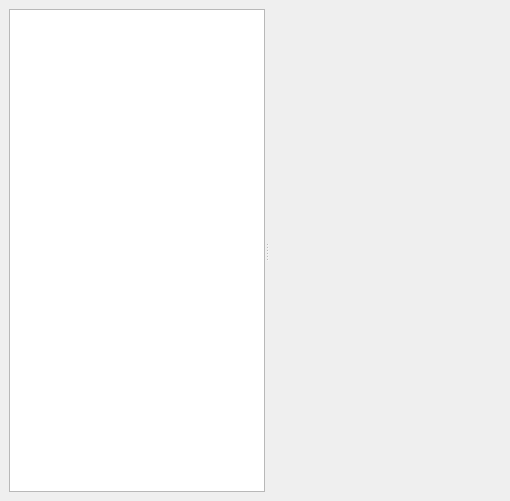
The window that src/krenameplugins.ui (KDE/krename) describes before a commit, drawn with Qt 5.
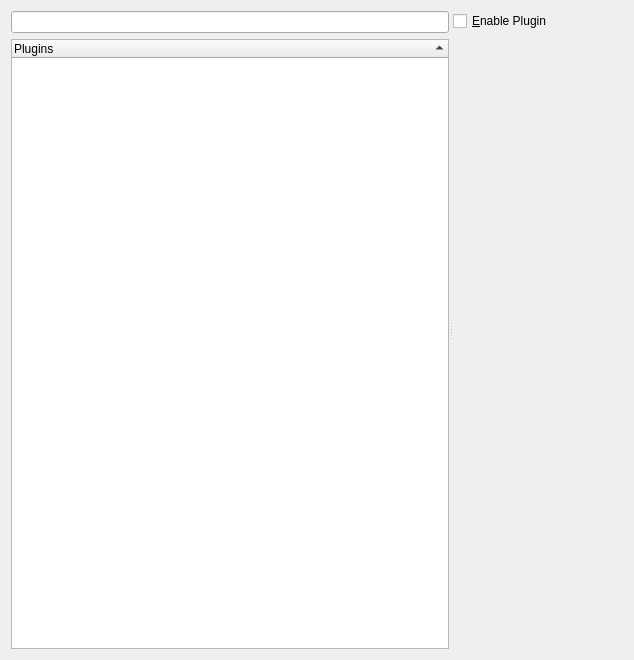
The same window after the commit. Custom widgets are drawn as their Qt base class.

Diff of the .ui file:
```diff
--- a/src/krenameplugins.ui
+++ b/src/krenameplugins.ui
@@ -5,40 +5,69 @@
    <rect>
     <x>0</x>
     <y>0</y>
-    <width>510</width>
-    <height>501</height>
+    <width>634</width>
+    <height>660</height>
    </rect>
   </property>
   <property name="windowTitle" >
    <string>Form</string>
   </property>
   <layout class="QVBoxLayout" >
-   <property name="margin" >
-    <number>9</number>
-   </property>
-   <property name="spacing" >
-    <number>6</number>
-   </property>
    <item>
     <widget class="QSplitter" name="splitter" >
      <property name="orientation" >
       <enum>Qt::Horizontal</enum>
      </property>
-     <widget class="QListWidget" name="listPlugins" >
+     <widget class="QWidget" name="layoutWidget" >
+      <layout class="QVBoxLayout" >
+       <item>
+        <widget class="KTreeWidgetSearchLineWidget" name="searchPlugins" />
+       </item>
+       <item>
+        <widget class="QTreeWidget" name="listPlugins" >
+         <property name="alternatingRowColors" >
+          <bool>true</bool>
+         </property>
+         <property name="rootIsDecorated" >
+          <bool>false</bool>
+         </property>
+         <property name="itemsExpandable" >
+          <bool>false</bool>
+         </property>
+         <property name="sortingEnabled" >
+          <bool>true</bool>
+         </property>
+         <property name="allColumnsShowFocus" >
+          <bool>true</bool>
+         </property>
+         <column>
+          <property name="text" >
+           <string>Plugins</string>
+          </property>
+         </column>
+        </widget>
+       </item>
+      </layout>
+     </widget>
+     <widget class="QWidget" name="" >
+      <layout class="QVBoxLayout" >
+       <item>
+        <widget class="QCheckBox" name="checkEnablePlugin" >
       <property name="sizePolicy" >
-       <sizepolicy>
-        <hsizetype>5</hsizetype>
-        <vsizetype>7</vsizetype>
-        <horstretch>0</horstretch>
+          <sizepolicy vsizetype="Fixed" hsizetype="MinimumExpanding" >
+           <horstretch>4</horstretch>
         <verstretch>0</verstretch>
        </sizepolicy>
       </property>
-     </widget>
+         <property name="text" >
+          <string>&amp;Enable Plugin</string>
+         </property>
+        </widget>
+       </item>
+       <item>
      <widget class="QStackedWidget" name="stackPlugins" >
       <property name="sizePolicy" >
-       <sizepolicy>
-        <hsizetype>3</hsizetype>
-        <vsizetype>7</vsizetype>
+          <sizepolicy vsizetype="Expanding" hsizetype="MinimumExpanding" >
         <horstretch>4</horstretch>
         <verstretch>0</verstretch>
        </sizepolicy>
@@ -46,10 +75,20 @@
       <widget class="QWidget" name="page" />
       <widget class="QWidget" name="page_2" />
      </widget>
-    </widget>
+       </item>
+      </layout>
+     </widget>
+    </widget>
    </item>
   </layout>
  </widget>
+ <customwidgets>
+  <customwidget>
+   <class>KTreeWidgetSearchLineWidget</class>
+   <extends>QLineEdit</extends>
+   <header location="global" >ktreewidgetsearchline.h</header>
+  </customwidget>
+ </customwidgets>
  <resources/>
  <connections/>
 </ui>
```
Left out of the diff: 6 changed lines with no effect on the pictures. Lines whose indentation alone changed are shown as unchanged.
